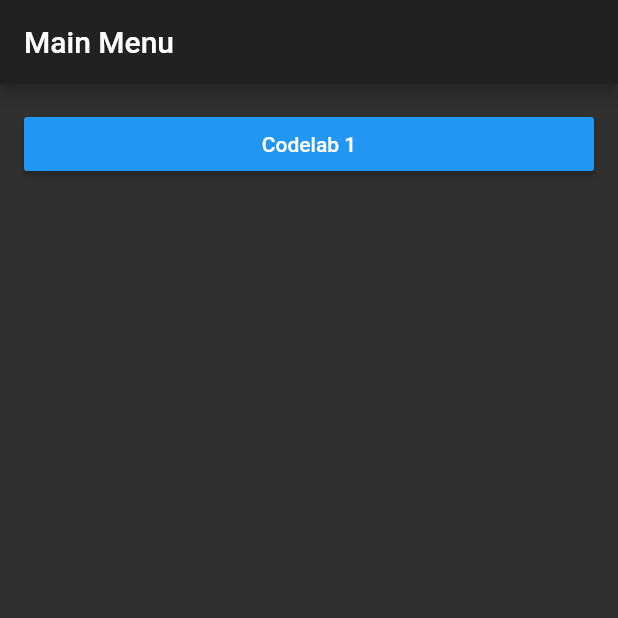
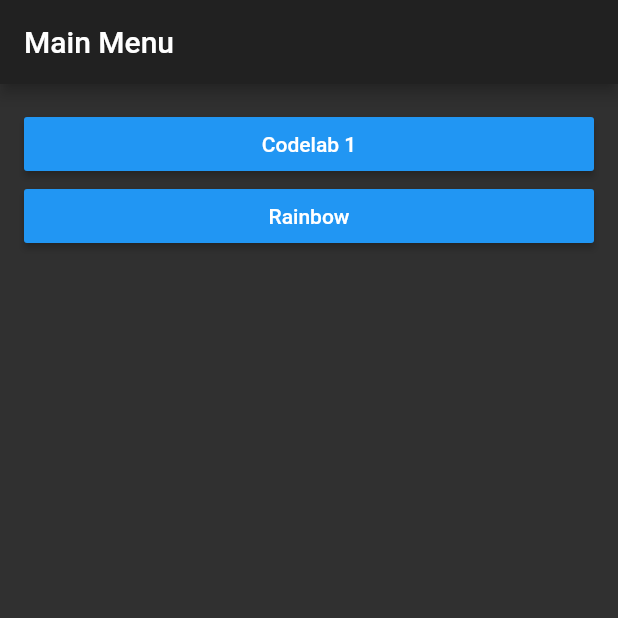
Before and after one commit to Fizhu/Flutter-Dicoding-Newbie, a Flutter app: the screen it shows after launch, on a phone screen of 412 x 824 dp, the top half of it. Run offline on Flutter 3.47's test engine with Material 2 defaults, Android fonts, the phone set to English and light mode, and no system bars.

Commit message:
add ranbow page

```diff
--- a/lib/main.dart
+++ b/lib/main.dart
@@ -1,4 +1,5 @@
 import 'package:dicodingflutter/codelab1.dart';
+import 'package:dicodingflutter/rainbow.dart';
 import 'package:flutter/material.dart';
 
 void main() => runApp(MyApp());
@@ -33,6 +34,14 @@ class MyApp extends StatelessWidget {
                           navigateToOtherPage(context, Codelab1());
                         },
                       ),
+                      RaisedButton(
+                        textColor: Colors.white,
+                        color: Colors.blue,
+                        child: Text('Rainbow'),
+                        onPressed: () {
+                          navigateToOtherPage(context, Rainbow());
+                        },
+                      ),
                     ],
                   ),
                 ),
```
Also changed, not shown: lib/rainbow.dart (added, +48 -0 lines).
